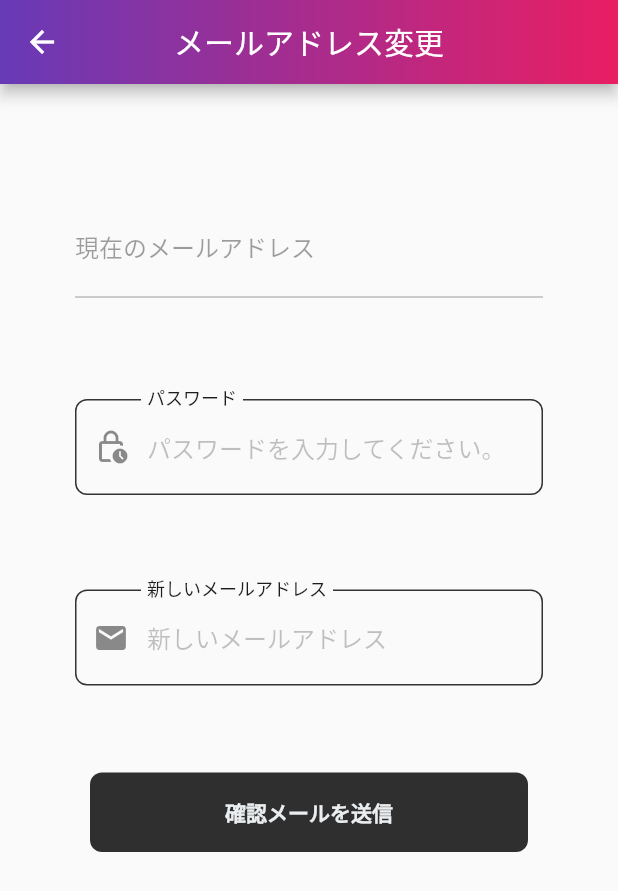
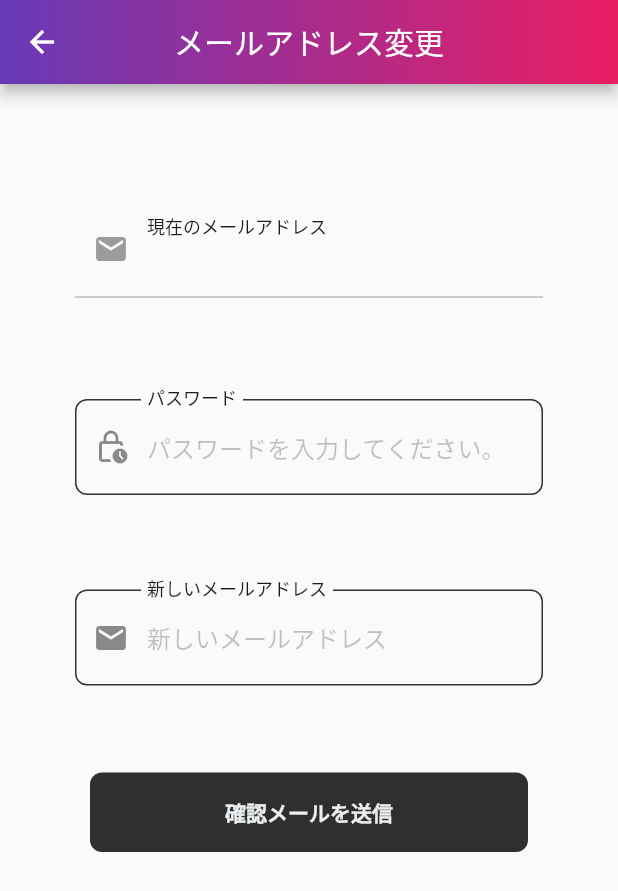
Before and after one commit to HayatoTomonari/infinity, a Flutter app: the UpdateEmail screen opened directly, on a phone screen of 412 x 824 dp. Shown: the top 891 px of the screen. Run offline on Flutter 3.47's test engine with Material 2 defaults, Android fonts, the phone set to English and light mode, and no system bars; our stand-ins replace cloud_firestore, firebase_auth, firebase_core, flutter_animate, fluttertoast, freezed_annotation and 4 more; accounts and stored records are empty; network calls fail.

Commit message:
Task:TextFieldに有効状態と初期値を設定できるように修正。

```diff
--- a/lib/components/custom_text_field.dart
+++ b/lib/components/custom_text_field.dart
@@ -9,6 +9,8 @@ class CustomTextField extends StatelessWidget {
   final IconData icon;
   final Color textColor;
   final Color focusColor;
+  final String initialValue;
+  final bool enabled;
 
   const CustomTextField(
       {Key? key,
@@ -18,7 +20,9 @@ class CustomTextField extends StatelessWidget {
       required this.onChangedFunction,
       required this.icon,
       required this.textColor,
-      required this.focusColor})
+      required this.focusColor,
+      this.initialValue = '',
+      this.enabled = true})
       : super(key: key);
 
   @override
@@ -52,6 +56,8 @@ class CustomTextField extends StatelessWidget {
       onChanged: (String value) {
         onChangedFunction(value);
       },
+      controller: TextEditingController(text: initialValue),
+      enabled: enabled,
     );
   }
 }
--- a/lib/pages/update_email.dart
+++ b/lib/pages/update_email.dart
@@ -50,10 +50,16 @@ class _UpdateEmailState extends State<UpdateEmail> {
               padding: const EdgeInsets.only(
                   top: 30, bottom: 10, right: 50, left: 50),
               child: SizedBox(
-                child: TextField(
-                  decoration: const InputDecoration(labelText: '現在のメールアドレス'),
+                child: CustomTextField(
+                  labelText: '現在のメールアドレス',
+                  hintText: '',
+                  obscureText: false,
+                  onChangedFunction: (String value) => {},
+                  icon: Icons.mail,
+                  textColor: ConstantsColor.darkTextColor,
+                  focusColor: ConstantsColor.darkFocusColor,
+                  initialValue: user.email,
                   enabled: false,
-                  controller: TextEditingController(text: user.email),
                 ),
               ),
             ),
```
Also changed, not shown: lib/pages/update_password.dart (+9 -3 lines).
